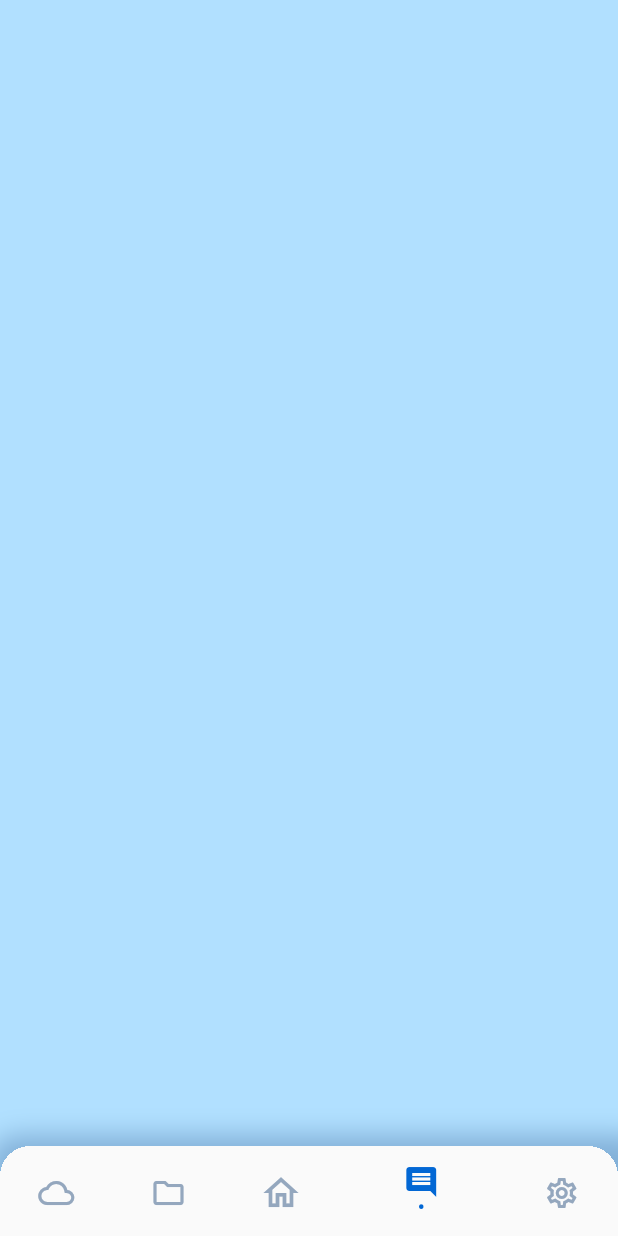
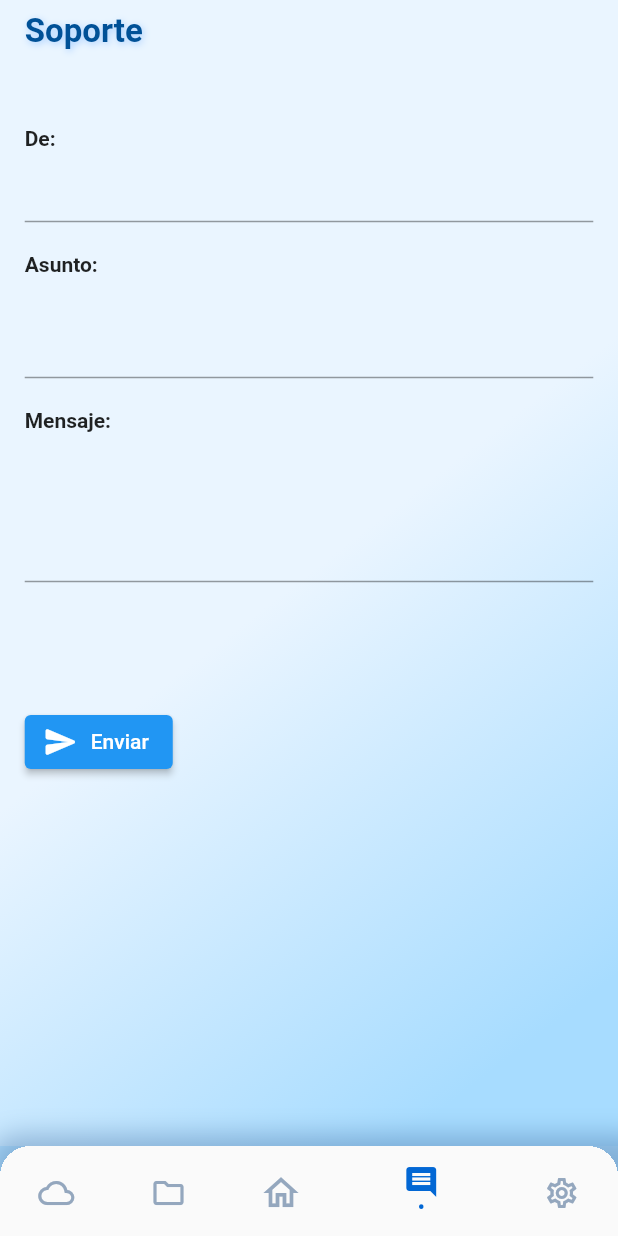
Before and after one commit to JesuBermudez/SafeSync, a Flutter app: the AppContent screen opened directly, item 4 of the bottom bar chosen, on a phone screen of 412 x 824 dp. Run offline on Flutter 3.47's test engine with Material 2 defaults, Android fonts, the phone set to English and light mode, and no system bars; our stand-ins replace animate_do, get, open_file, permission_handler, shared_preferences; missing offline and left inert: video_thumbnail; accounts and stored records are empty.

Commit message:
-mfix(support finished)

```diff
--- a/lib/main.dart
+++ b/lib/main.dart
@@ -1,9 +1,11 @@
 import 'package:flutter/material.dart';
 import 'package:get/instance_manager.dart';
+import 'package:safesync/models/support/support.dart';
 import 'package:safesync/models/user/user.dart';
 import 'package:safesync/ui/app.dart';
 
 void main() {
   runApp(const MyApp());
   Get.put(User());
+  Get.put(Support());
 }
--- /dev/null
+++ b/lib/models/support/support.dart
@@ -0,0 +1,31 @@
+import 'package:get/get.dart';
+
+class Support extends GetxController {
+  var email = ''.obs;
+  var subject = ''.obs;
+  var message = ''.obs;
+
+  dataEmail({required emailUser, required subjectUser, required messageUser}) {
+    email.value = emailUser;
+    subject.value = subjectUser;
+    message.value = messageUser;
+  }
+
+  void clear() async {
+    email.value = '';
+    subject.value = '';
+    message.value = '';
+  }
+
+  String get getEmail => email.value;
+  String get getSubject => subject.value;
+  String get getMessage => message.value;
+
+  toJsonSupport() {
+    return {
+      'email': getEmail,
+      'subject': getSubject,
+      'message': getMessage,
+    };
+  }
+}
--- a/lib/pages/app_screen.dart
+++ b/lib/pages/app_screen.dart
@@ -2,6 +2,7 @@ import 'package:flutter/material.dart';
 import 'package:get/get.dart';
 import 'package:safesync/pages/home_page.dart';
 import 'package:safesync/pages/launch_page.dart';
+import 'package:safesync/pages/page_support.dart';
 import 'package:safesync/services/user/user.dart';
 import '../models/user/user.dart';
 
@@ -58,7 +59,7 @@ class AppContent extends StatelessWidget {
       HomePage((Color color) {
         scaffoldBackground.value = color;
       }),
-      Container(),
+      const SupportPage(),
       IconButton(
           icon: const Icon(Icons.logout_rounded),
           onPressed: () => Get.offNamed("/login"))
--- /dev/null
+++ b/lib/pages/page_support.dart
@@ -0,0 +1,15 @@
+import 'package:flutter/material.dart';
+import 'package:safesync/ui/containers/form_support.dart';
+import 'package:safesync/ui/containers/pages_container.dart';
+
+class SupportPage extends StatelessWidget {
+  const SupportPage({super.key});
+
+  @override
+  Widget build(BuildContext context) {
+    return PagesContainer(
+        content: Column(
+      children: [FormSupport()],
+    ));
+  }
+}
--- a/lib/routes/routes.dart
+++ b/lib/routes/routes.dart
@@ -1,6 +1,7 @@
 import 'package:flutter/material.dart';
 import 'package:safesync/pages/app_screen.dart';
 import 'package:safesync/pages/login_page.dart';
+import 'package:safesync/pages/page_support.dart';
 import 'package:safesync/pages/register_page.dart';
 import 'package:safesync/pages/start_page.dart';
 
@@ -9,6 +10,7 @@ Map<String, WidgetBuilder> getAppRoutes() {
     '/app': (BuildContext context) => AppScreen(),
     '/startpage': (BuildContext context) => StartPage(),
     '/login': (BuildContext context) => LoginPage(),
-    '/register': (BuildContext context) => const RegisterPage()
+    '/register': (BuildContext context) => const RegisterPage(),
+    '/support': (BuildContext context) => const SupportPage()
   };
 }
--- a/lib/ui/buttons/buttons_elevations.dart
+++ b/lib/ui/buttons/buttons_elevations.dart
@@ -1,6 +1,7 @@
 import 'package:flutter/material.dart';
 import 'package:safesync/services/login/login.dart';
 import 'package:safesync/services/register/register.dart';
+import 'package:safesync/services/support/support.dart';
 
 createButton(
     {required String text, VoidCallback? registerd, VoidCallback? logind}) {
@@ -48,3 +49,14 @@ createButton(
     ),
   );
 }
+
+sendButton({required VoidCallback send}) {
+  return ElevatedButton.icon(
+    onPressed: () {
+      send();
+      support();
+    },
+    icon: const Icon(Icons.send_rounded),
+    label: const Text('Enviar'),
+  );
+}
--- /dev/null
+++ b/lib/ui/containers/form_support.dart
@@ -0,0 +1,42 @@
+import 'package:flutter/material.dart';
+import 'package:get/get.dart';
+import 'package:safesync/models/support/support.dart';
+import 'package:safesync/ui/buttons/buttons_elevations.dart';
+import 'package:safesync/ui/inputs/inputs_globals.dart';
+import 'package:safesync/ui/labels/title_label.dart';
+
+// ignore: must_be_immutable
+class FormSupport extends StatelessWidget {
+  FormSupport({super.key});
+  Support support = Get.find<Support>();
+  final TextEditingController _emailController = TextEditingController();
+  final TextEditingController _subjectController = TextEditingController();
+  final TextEditingController _messageController = TextEditingController();
+  @override
+  Widget build(BuildContext context) {
+    return Column(
+      crossAxisAlignment: CrossAxisAlignment.start,
+      children: [
+        titleLabel('Soporte'),
+        const SizedBox(height: 50),
+        const Text('De:', style: TextStyle(fontWeight: FontWeight.w700)),
+        createSendEmail(controller: _emailController),
+        const SizedBox(height: 20),
+        const Text('Asunto:', style: TextStyle(fontWeight: FontWeight.w700)),
+        const SizedBox(height: 20),
+        createSubject(controller: _subjectController),
+        const SizedBox(height: 20),
+        const Text('Mensaje:', style: TextStyle(fontWeight: FontWeight.w700)),
+        createTextArea(controller: _messageController),
+        SizedBox(height: Get.height * 0.1),
+        sendButton(
+          send: () => support.dataEmail(
+            emailUser: _emailController.text,
+            subjectUser: _subjectController.text,
+            messageUser: _messageController.text,
+          ),
+        )
+      ],
+    );
+  }
+}
--- a/lib/ui/inputs/inputs_globals.dart
+++ b/lib/ui/inputs/inputs_globals.dart
@@ -106,11 +106,14 @@ createEmail({required TextEditingController controller}) {
             controller: controller,
             decoration: InputDecoration(
                 border: OutlineInputBorder(
-                    borderRadius: BorderRadius.circular(15.0)),
+                  borderRadius: BorderRadius.circular(15.0),
+                ),
                 enabledBorder: const OutlineInputBorder(
-                    borderSide:
-                        BorderSide(color: Color.fromRGBO(200, 235, 255, 1)),
-                    borderRadius: BorderRadius.all(Radius.circular(15))),
+                  borderSide: BorderSide(
+                    color: Color.fromRGBO(200, 235, 255, 1),
+                  ),
+                  borderRadius: BorderRadius.all(Radius.circular(15)),
+                ),
                 hintText: 'Correo...',
                 hintStyle:
                     const TextStyle(color: Color.fromRGBO(176, 199, 212, 1)),
@@ -125,3 +128,29 @@ createEmail({required TextEditingController controller}) {
     },
   );
 }
+
+createSubject({required TextEditingController controller}) {
+  return TextField(
+    controller: controller,
+    decoration: const InputDecoration(border: UnderlineInputBorder()),
+  );
+}
+
+createTextArea({required TextEditingController controller}) {
+  return TextField(
+    controller: controller,
+    maxLines: 6,
+    minLines: 4,
+    keyboardType: TextInputType.multiline,
+    decoration: const InputDecoration(border: UnderlineInputBorder()),
+  );
+}
+
+createSendEmail({required TextEditingController controller}) {
+  return TextField(
+    controller: controller,
+    decoration: const InputDecoration(border: UnderlineInputBorder()),
+    keyboardType: TextInputType.emailAddress,
+    keyboardAppearance: Brightness.dark,
+  );
+}
```
Also changed, not shown: lib/services/support/api_support.dart (added, +32 -0 lines), lib/services/support/support.dart (added, +57 -0 lines).
